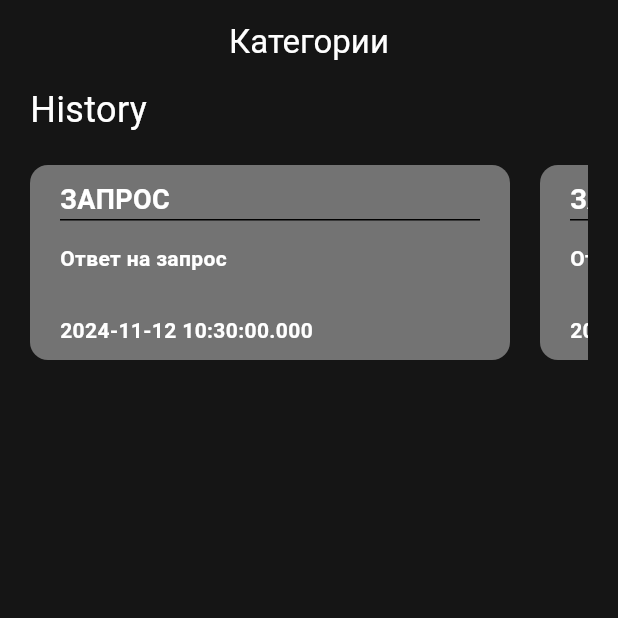
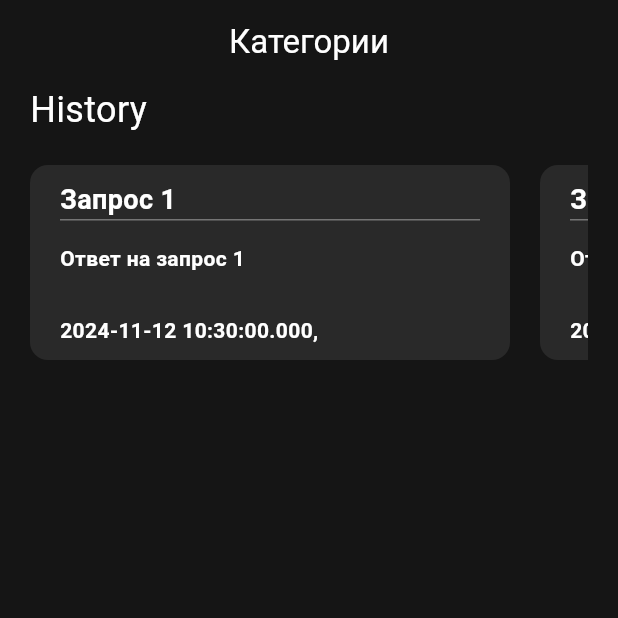
Before and after one commit to ArtiomMar/proj, a Flutter app: the screen it shows after launch, on a phone screen of 412 x 824 dp, the top half of it. Run offline on Flutter 3.47's test engine with Material 3 defaults, Android fonts, the phone set to English and light mode, and no system bars.

Commit message:
Ваше сообщение о коммите

```diff
--- a/lib/main.dart
+++ b/lib/main.dart
@@ -12,9 +12,10 @@ class MyApp extends StatelessWidget {
   Widget build(BuildContext context) {
     return MaterialApp(
       theme: ThemeData(
-          scaffoldBackgroundColor: const Color.fromARGB(255, 21, 21, 21)),
+        scaffoldBackgroundColor: const Color.fromARGB(255, 21, 21, 21),
+      ),
       debugShowCheckedModeBanner: false,
-      home: const InfoPage(),
+      home: InfoPage(),
     );
   }
 }
--- /dev/null
+++ b/lib/model/history_list/history_list_sapros.dart
@@ -0,0 +1,11 @@
+class HistoryListSapros {
+  final String text;
+  final String discreption;
+  final String dateTime;
+
+  HistoryListSapros({
+    required this.text,
+    required this.discreption,
+    required this.dateTime,
+  });
+}
--- /dev/null
+++ b/lib/page/info_page/components/history_list_sapros.dart
@@ -0,0 +1,63 @@
+import 'package:flutter/material.dart';
+
+class HistoryListSapros extends StatelessWidget {
+  final String text;
+  final String discreption;
+  final String dateTime;
+  const HistoryListSapros({
+    super.key,
+    required this.text,
+    required this.discreption,
+    required this.dateTime,
+  });
+
+  @override
+  Widget build(BuildContext context) {
+    return Padding(
+      padding: const EdgeInsets.only(right: 20, bottom: 10, top: 10),
+      child: Container(
+        width: 320,
+        decoration: BoxDecoration(
+          color: const Color.fromARGB(255, 41, 41, 41),
+          borderRadius: BorderRadius.circular(12),
+        ),
+        child: Padding(
+          padding: const EdgeInsets.symmetric(horizontal: 20.0, vertical: 10),
+          child: Column(
+            crossAxisAlignment: CrossAxisAlignment.start,
+            children: [
+              Text(
+                text,
+                style: const TextStyle(
+                  color: Colors.white,
+                  fontSize: 18,
+                  fontWeight: FontWeight.bold,
+                ),
+              ),
+              Divider(height: 1, color: Colors.grey.shade600),
+              const SizedBox(height: 15),
+              Expanded(
+                child: Text(
+                  discreption,
+                  style: const TextStyle(
+                    color: Colors.white,
+                    fontSize: 14,
+                    fontWeight: FontWeight.bold,
+                  ),
+                ),
+              ),
+              Text(
+                dateTime,
+                style: const TextStyle(
+                  color: Colors.white,
+                  fontSize: 14,
+                  fontWeight: FontWeight.bold,
+                ),
+              ),
+            ],
+          ),
+        ),
+      ),
+    );
+  }
+}
--- a/lib/page/info_page/info_page.dart
+++ b/lib/page/info_page/info_page.dart
@@ -1,7 +1,33 @@
+// ignore_for_file: public_member_api_docs, sort_constructors_first
 import 'package:flutter/material.dart';
 
-class InfoPage extends StatelessWidget {
+import 'components/history_list_sapros.dart';
+
+class InfoPage extends StatefulWidget {
   const InfoPage({super.key});
+
+  @override
+  State<InfoPage> createState() => _InfoPageState();
+}
+
+class _InfoPageState extends State<InfoPage> {
+  List historyListSapros = [
+    HistoryListSapros(
+      text: 'Запрос 1',
+      discreption: 'Ответ на запрос 1',
+      dateTime: '${DateTime.now()},',
+    ),
+    HistoryListSapros(
+      text: 'Запрос 2',
+      discreption: 'Ответ на запрос 2',
+      dateTime: '${DateTime.now()},',
+    ),
+    HistoryListSapros(
+      text: 'Запрос 3',
+      discreption: 'Ответ на запрос 3',
+      dateTime: '${DateTime.now()},',
+    ),
+  ];
 
   @override
   Widget build(BuildContext context) {
@@ -31,55 +57,13 @@ class InfoPage extends StatelessWidget {
                 height: 150,
                 child: ListView.builder(
                   scrollDirection: Axis.horizontal,
-                  itemCount: 4,
+                  itemCount: historyListSapros.length,
                   itemBuilder: (context, index) {
-                    return Padding(
-                      padding:
-                          const EdgeInsets.only(right: 20, bottom: 10, top: 10),
-                      child: Container(
-                        width: 320,
-                        decoration: BoxDecoration(
-                          color: const Color.fromARGB(255, 115, 115, 115),
-                          borderRadius: BorderRadius.circular(12),
-                        ),
-                        child: Padding(
-                          padding: const EdgeInsets.symmetric(
-                              horizontal: 20.0, vertical: 10),
-                          child: Column(
-                            crossAxisAlignment: CrossAxisAlignment.start,
-                            children: [
-                              const Text(
-                                'ЗАПРОС',
-                                style: TextStyle(
-                                  color: Colors.white,
-                                  fontSize: 18,
-                                  fontWeight: FontWeight.bold,
-                                ),
-                              ),
-                              const Divider(height: 1, color: Colors.black),
-                              const SizedBox(height: 15),
-                              const Expanded(
-                                child: Text(
-                                  'Ответ на запрос',
-                                  style: TextStyle(
-                                    color: Colors.white,
-                                    fontSize: 14,
-                                    fontWeight: FontWeight.bold,
-                                  ),
-                                ),
-                              ),
-                              Text(
-                                '${DateTime.now()}',
-                                style: const TextStyle(
-                                  color: Colors.white,
-                                  fontSize: 14,
-                                  fontWeight: FontWeight.bold,
-                                ),
-                              ),
-                            ],
-                          ),
-                        ),
-                      ),
+                    final historyList = historyListSapros[index];
+                    return HistoryListSapros(
+                      text: historyList.text,
+                      discreption: historyList.discreption,
+                      dateTime: historyList.dateTime,
                     );
                   },
                 ),
```
